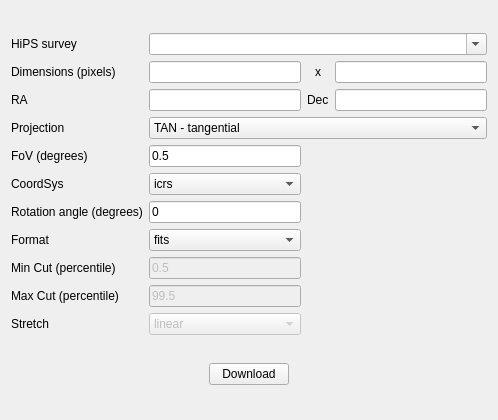
Before: the Qt Designer form Code/ui/HiPS2FITSForm.ui in VisIVOLab/ViaLacteaVisualAnalytics, drawn with Qt 5.
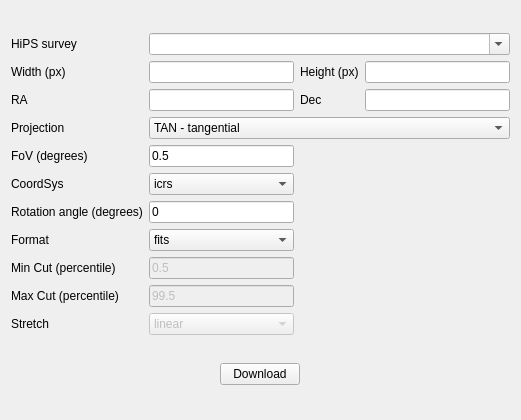
After: the same form once the commit is applied.

Commit message: Renamed dimension labels in HiPS2FITS form

```diff
--- a/Code/ui/HiPS2FITSForm.ui
+++ b/Code/ui/HiPS2FITSForm.ui
@@ -6,7 +6,7 @@
    <rect>
     <x>0</x>
     <y>0</y>
-    <width>498</width>
+    <width>521</width>
     <height>420</height>
    </rect>
   </property>
@@ -73,7 +73,7 @@
      <item row="1" column="0">
       <widget class="QLabel" name="label_2">
        <property name="text">
-        <string>Dimensions (pixels)</string>
+        <string>Width (px)</string>
        </property>
        <property name="buddy">
         <cstring>lineWidth</cstring>
@@ -341,10 +341,7 @@
      <item row="1" column="2">
       <widget class="QLabel" name="label_3">
        <property name="text">
-        <string>x</string>
-       </property>
-       <property name="alignment">
-        <set>Qt::AlignCenter</set>
+        <string>Height (px)</string>
        </property>
        <property name="buddy">
         <cstring>lineHeight</cstring>
```
